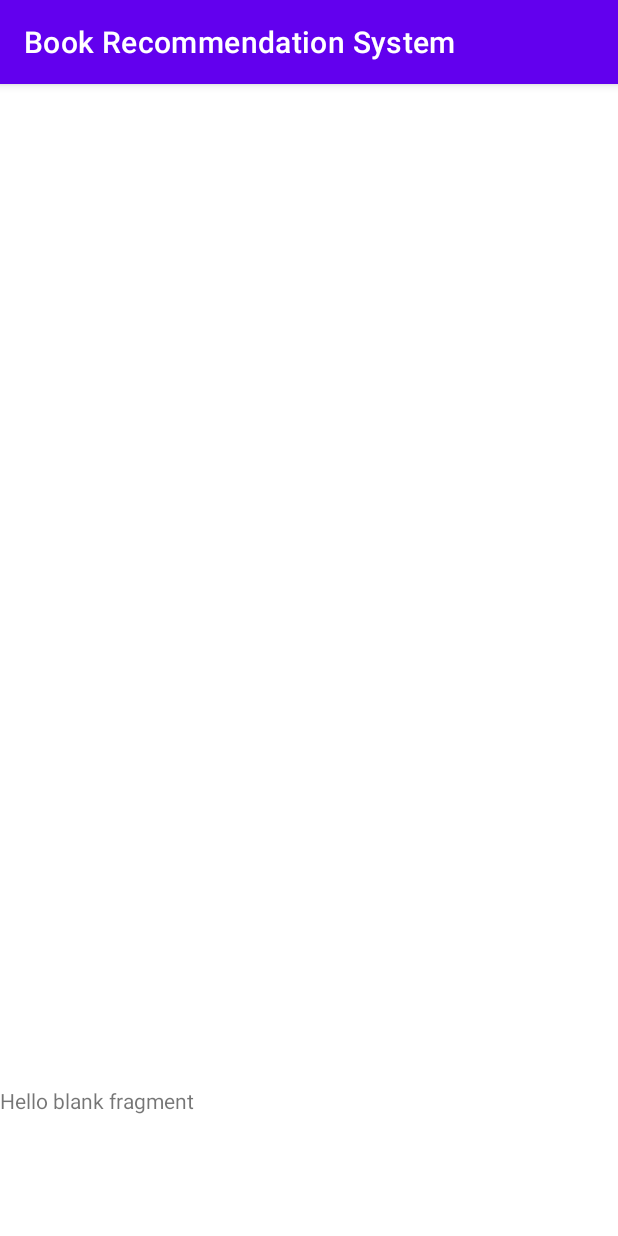
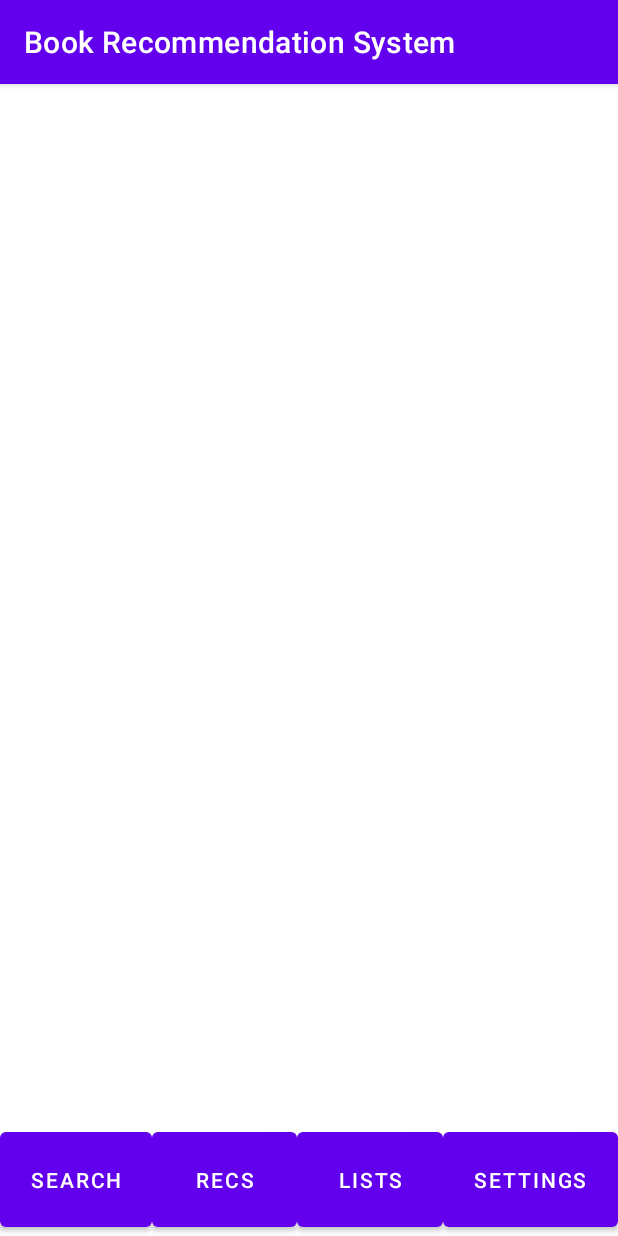
Before and after one commit to cis3296f22/book-recommendation-system, an Android app: the screen it shows after launch (MainActivity), on a phone screen of 412 x 824 dp. Run offline under Robolectric (Android 15) with nearby library versions, the phone set to English and light mode, and no system bars.

Commit message:
Populate toolbar

```diff
--- a/app/src/main/java/edu/temple/bookrecommendationsystem/MainActivity.kt
+++ b/app/src/main/java/edu/temple/bookrecommendationsystem/MainActivity.kt
@@ -11,6 +11,8 @@ class MainActivity : AppCompatActivity() {
             .beginTransaction()
             .add(R.id.container2, ToolbarFragment())
             .commit()
+
+
         //populate fragment containers in recyclerview
     }
 }
--- a/app/src/main/java/edu/temple/bookrecommendationsystem/ToolbarFragment.kt
+++ b/app/src/main/java/edu/temple/bookrecommendationsystem/ToolbarFragment.kt
@@ -1,10 +1,12 @@
 package edu.temple.bookrecommendationsystem
 
+import android.content.Intent
 import android.os.Bundle
 import androidx.fragment.app.Fragment
 import android.view.LayoutInflater
 import android.view.View
 import android.view.ViewGroup
+import android.widget.Button
 
 /**
  * A simple [Fragment] subclass.
@@ -20,7 +22,7 @@ class ToolbarFragment : Fragment() {
         inflater: LayoutInflater, container: ViewGroup?,
         savedInstanceState: Bundle?
     ): View? {
-        // Inflate the layout for this fragment
-        return inflater.inflate(R.layout.fragment_toolbar, container, false)
+        val view = inflater.inflate(R.layout.fragment_toolbar, container, false)
+        return view
     }
 }
--- a/app/src/main/res/layout/activity_main.xml
+++ b/app/src/main/res/layout/activity_main.xml
@@ -18,7 +18,7 @@
     <androidx.fragment.app.FragmentContainerView
         android:id="@+id/container2"
         android:layout_width="match_parent"
-        android:layout_height="100dp"
+        android:layout_height="75dp"
         app:layout_constraintBottom_toBottomOf="parent"
         app:layout_constraintEnd_toEndOf="parent"
         app:layout_constraintStart_toStartOf="parent" />
--- a/app/src/main/res/layout/fragment_toolbar.xml
+++ b/app/src/main/res/layout/fragment_toolbar.xml
@@ -1,14 +1,38 @@
 <?xml version="1.0" encoding="utf-8"?>
-<FrameLayout xmlns:android="http://schemas.android.com/apk/res/android"
+<LinearLayout
+    xmlns:android="http://schemas.android.com/apk/res/android"
     xmlns:tools="http://schemas.android.com/tools"
+    android:orientation="horizontal"
     android:layout_width="match_parent"
     android:layout_height="match_parent"
     tools:context=".ToolbarFragment">
 
-    <!-- TODO: Update blank fragment layout -->
-    <TextView
-        android:layout_width="match_parent"
+    <Button
+        android:layout_width="wrap_content"
         android:layout_height="match_parent"
-        android:text="@string/hello_blank_fragment" />
+        android:id="@+id/searchButton"
+        android:layout_weight="1"
+        android:text="SEARCH" />
 
-</FrameLayout>
+    <Button
+        android:layout_width="wrap_content"
+        android:layout_height="match_parent"
+        android:id="@+id/recsButton"
+        android:layout_weight="1"
+        android:text="RECS" />
+
+    <Button
+        android:layout_width="wrap_content"
+        android:layout_height="match_parent"
+        android:id="@+id/listsButton"
+        android:layout_weight="1"
+        android:text="LISTS" />
+
+    <Button
+        android:layout_width="wrap_content"
+        android:layout_height="match_parent"
+        android:id="@+id/settingsButton"
+        android:layout_weight="1"
+        android:text="SETTINGS" />
+
+</LinearLayout>
```
